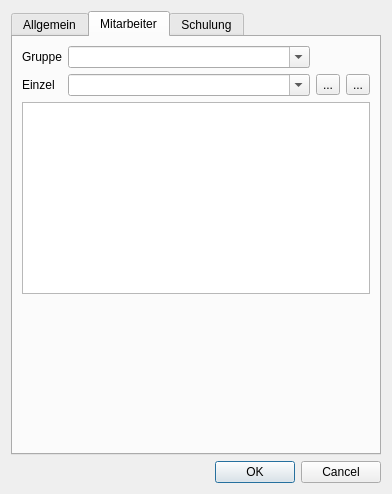
Qt form ui/qmsigninglistdialog.ui (Christian-Kr/QualificationMatrix) before a commit.
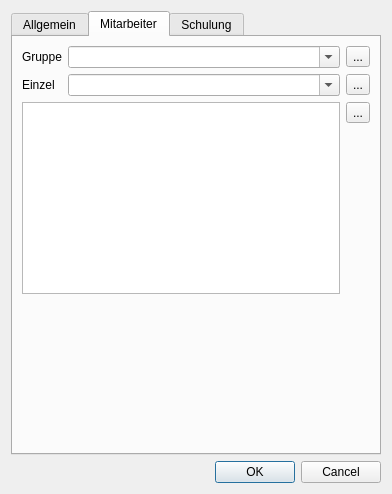
The same form after that commit. The open tabs and pages were chosen to show the change. Icons and pictures are not drawn.

Commit message: Add employees from group

What changed in the file:
```diff
--- a/ui/qmsigninglistdialog.ui
+++ b/ui/qmsigninglistdialog.ui
@@ -17,7 +17,7 @@
    <item>
     <widget class="QTabWidget" name="twGroups">
      <property name="currentIndex">
-      <number>0</number>
+      <number>1</number>
      </property>
      <widget class="QWidget" name="taGeneral">
       <attribute name="title">
@@ -93,13 +93,14 @@
       </attribute>
       <layout class="QVBoxLayout" name="verticalLayout_5">
        <item>
-        <layout class="QVBoxLayout" name="verticalLayout_3">
-         <item>
           <layout class="QGridLayout" name="gridLayout">
-           <item row="1" column="0">
-            <widget class="QLabel" name="label_4">
-             <property name="text">
-              <string>Einzel</string>
+         <item row="2" column="0" colspan="2">
+          <widget class="QListWidget" name="lwEmployees">
+           <property name="sizePolicy">
+            <sizepolicy hsizetype="Expanding" vsizetype="Preferred">
+             <horstretch>0</horstretch>
+             <verstretch>0</verstretch>
+            </sizepolicy>
              </property>
             </widget>
            </item>
@@ -120,6 +121,22 @@
              </property>
             </widget>
            </item>
+         <item row="1" column="1">
+          <widget class="QComboBox" name="cbSingleEmployee">
+           <property name="sizePolicy">
+            <sizepolicy hsizetype="Expanding" vsizetype="Fixed">
+             <horstretch>0</horstretch>
+             <verstretch>0</verstretch>
+            </sizepolicy>
+           </property>
+           <property name="editable">
+            <bool>true</bool>
+           </property>
+           <property name="insertPolicy">
+            <enum>QComboBox::NoInsert</enum>
+           </property>
+          </widget>
+         </item>
            <item row="0" column="0">
             <widget class="QLabel" name="label_3">
              <property name="text">
@@ -127,6 +144,30 @@
              </property>
             </widget>
            </item>
+         <item row="1" column="0">
+          <widget class="QLabel" name="label_4">
+           <property name="text">
+            <string>Einzel</string>
+           </property>
+          </widget>
+         </item>
+         <item row="0" column="2">
+          <widget class="QToolButton" name="tbAddEmployeeFromGroup">
+           <property name="text">
+            <string>...</string>
+           </property>
+           <property name="icon">
+            <iconset resource="../icons.qrc">
+             <normaloff>:/icons/icons/list-add.svg</normaloff>:/icons/icons/list-add.svg</iconset>
+           </property>
+           <property name="iconSize">
+            <size>
+             <width>22</width>
+             <height>22</height>
+            </size>
+           </property>
+          </widget>
+         </item>
            <item row="0" column="1">
             <widget class="QComboBox" name="cbEmployeeGroup">
              <property name="sizePolicy">
@@ -143,7 +184,9 @@
              </property>
             </widget>
            </item>
-           <item row="1" column="3">
+         <item row="2" column="2">
+          <layout class="QVBoxLayout" name="verticalLayout_3">
+           <item>
             <widget class="QToolButton" name="tbRemoveEmployee">
              <property name="text">
               <string>...</string>
@@ -160,36 +203,6 @@
              </property>
             </widget>
            </item>
-           <item row="1" column="1">
-            <widget class="QComboBox" name="cbSingleEmployee">
-             <property name="sizePolicy">
-              <sizepolicy hsizetype="Expanding" vsizetype="Fixed">
-               <horstretch>0</horstretch>
-               <verstretch>0</verstretch>
-              </sizepolicy>
-             </property>
-             <property name="editable">
-              <bool>true</bool>
-             </property>
-             <property name="insertPolicy">
-              <enum>QComboBox::NoInsert</enum>
-             </property>
-            </widget>
-           </item>
-          </layout>
-         </item>
-         <item>
-          <widget class="QListWidget" name="lwEmployees">
-           <property name="sizePolicy">
-            <sizepolicy hsizetype="Expanding" vsizetype="Preferred">
-             <horstretch>0</horstretch>
-             <verstretch>0</verstretch>
-            </sizepolicy>
-           </property>
-          </widget>
-         </item>
-        </layout>
-       </item>
        <item>
         <spacer name="verticalSpacer_2">
          <property name="orientation">
@@ -204,6 +217,23 @@
         </spacer>
        </item>
       </layout>
+         </item>
+        </layout>
+       </item>
+       <item>
+        <spacer name="verticalSpacer">
+         <property name="orientation">
+          <enum>Qt::Vertical</enum>
+         </property>
+         <property name="sizeHint" stdset="0">
+          <size>
+           <width>20</width>
+           <height>89</height>
+          </size>
+         </property>
+        </spacer>
+       </item>
+      </layout>
      </widget>
      <widget class="QWidget" name="taTraining">
       <attribute name="title">
```
Left out of the diff: 17 changed lines with no effect on the pictures. Lines whose indentation alone changed are shown as unchanged. The commit also changes 2 other files.
